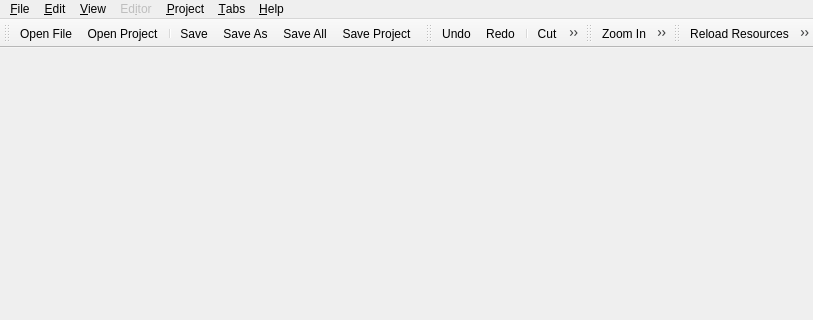
Above: ui/MainWindow.ui from cegui/ceed-cpp before the change; both pictures show x 0 to 813 and y 0 to 320 of the 813 by 864 pixel window. Below: the same form after it.
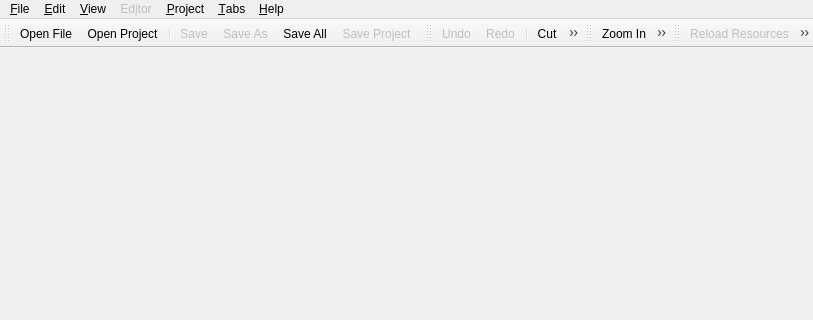
That is the form after the change. Icons and pictures are not drawn.

Commit message: CEED porting: main window progress

What changed in the file:
```diff
--- a/ui/MainWindow.ui
+++ b/ui/MainWindow.ui
@@ -386,6 +386,9 @@
    </property>
   </action>
   <action name="actionSave">
+   <property name="enabled">
+    <bool>false</bool>
+   </property>
    <property name="icon">
     <iconset resource="../data/Resources.qrc">
      <normaloff>:/icons/actions/save.png</normaloff>:/icons/actions/save.png</iconset>
@@ -395,6 +398,9 @@
    </property>
   </action>
   <action name="actionSaveAs">
+   <property name="enabled">
+    <bool>false</bool>
+   </property>
    <property name="icon">
     <iconset resource="../data/Resources.qrc">
      <normaloff>:/icons/actions/save_as.png</normaloff>:/icons/actions/save_as.png</iconset>
@@ -413,6 +419,9 @@
    </property>
   </action>
   <action name="actionSaveProject">
+   <property name="enabled">
+    <bool>false</bool>
+   </property>
    <property name="icon">
     <iconset resource="../data/Resources.qrc">
      <normaloff>:/icons/actions/save_project.png</normaloff>:/icons/actions/save_project.png</iconset>
@@ -475,6 +484,9 @@
    </property>
   </action>
   <action name="actionUndo">
+   <property name="enabled">
+    <bool>false</bool>
+   </property>
    <property name="icon">
     <iconset resource="../data/Resources.qrc">
      <normaloff>:/icons/actions/undo.png</normaloff>:/icons/actions/undo.png</iconset>
@@ -484,6 +496,9 @@
    </property>
   </action>
   <action name="actionRedo">
+   <property name="enabled">
+    <bool>false</bool>
+   </property>
    <property name="icon">
     <iconset resource="../data/Resources.qrc">
      <normaloff>:/icons/actions/redo.png</normaloff>:/icons/actions/redo.png</iconset>
@@ -559,6 +574,9 @@
    </property>
   </action>
   <action name="actionReloadResources">
+   <property name="enabled">
+    <bool>false</bool>
+   </property>
    <property name="icon">
     <iconset resource="../data/Resources.qrc">
      <normaloff>:/icons/project_management/reload_resources.png</normaloff>:/icons/project_management/reload_resources.png</iconset>
@@ -568,6 +586,9 @@
    </property>
   </action>
   <action name="actionProjectSettings">
+   <property name="enabled">
+    <bool>false</bool>
+   </property>
    <property name="icon">
     <iconset resource="../data/Resources.qrc">
      <normaloff>:/icons/actions/project_settings.png</normaloff>:/icons/actions/project_settings.png</iconset>
```
Left out of the diff: 14 changed lines with no effect on the pictures. The commit also changes 6 other files.
